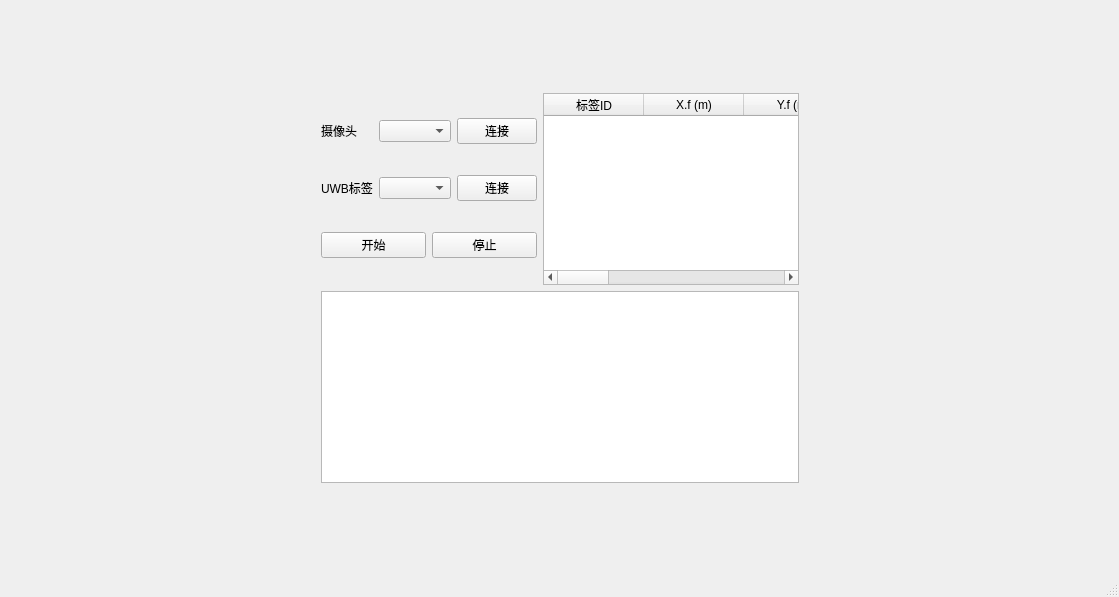
lankeren977/RTLS, file mainwindow.ui: the form before one commit.
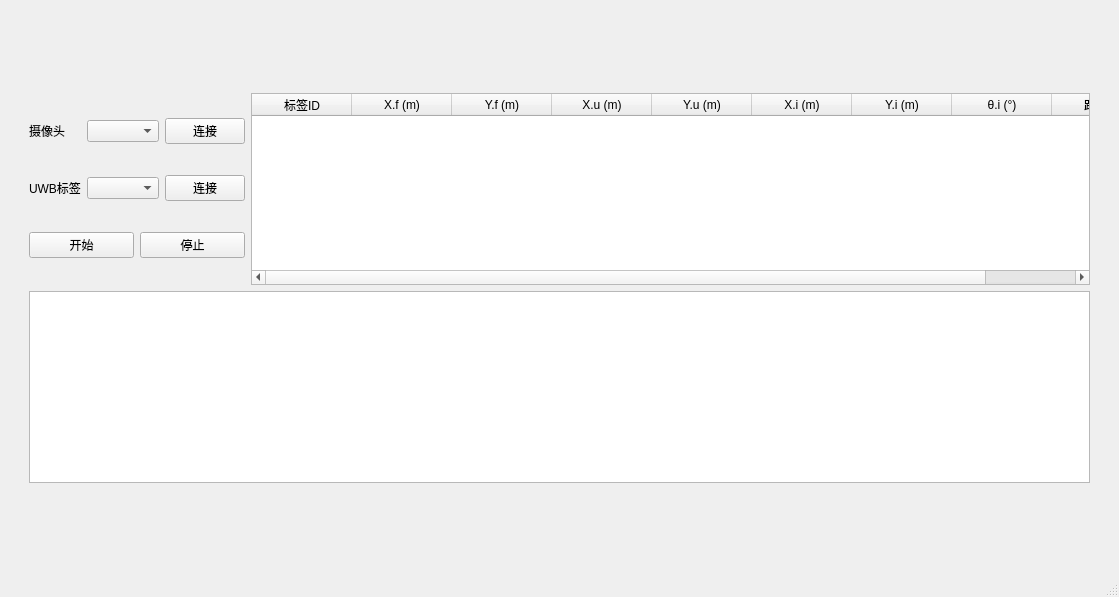
The form after the commit.

Commit message: implement .ui interface

Diff of the .ui file:
```diff
--- a/mainwindow.ui
+++ b/mainwindow.ui
@@ -135,7 +135,11 @@
        </layout>
       </item>
       <item>
-       <widget class="QGraphicsView" name="graphicsView"/>
+       <widget class="QGraphicsView" name="graphicsView">
+        <property name="enabled">
+         <bool>true</bool>
+        </property>
+       </widget>
       </item>
      </layout>
     </item>
@@ -144,9 +148,12 @@
       <property name="orientation">
        <enum>Qt::Horizontal</enum>
       </property>
+      <property name="sizeType">
+       <enum>QSizePolicy::Fixed</enum>
+      </property>
       <property name="sizeHint" stdset="0">
        <size>
-        <width>284</width>
+        <width>20</width>
         <height>20</height>
        </size>
       </property>
@@ -157,9 +164,12 @@
       <property name="orientation">
        <enum>Qt::Horizontal</enum>
       </property>
+      <property name="sizeType">
+       <enum>QSizePolicy::Fixed</enum>
+      </property>
       <property name="sizeHint" stdset="0">
        <size>
-        <width>284</width>
+        <width>20</width>
         <height>20</height>
        </size>
       </property>
@@ -170,10 +180,13 @@
       <property name="orientation">
        <enum>Qt::Vertical</enum>
       </property>
+      <property name="sizeType">
+       <enum>QSizePolicy::Expanding</enum>
+      </property>
       <property name="sizeHint" stdset="0">
        <size>
         <width>20</width>
-        <height>58</height>
+        <height>50</height>
        </size>
       </property>
      </spacer>
```
The commit also changes 1 other file.
